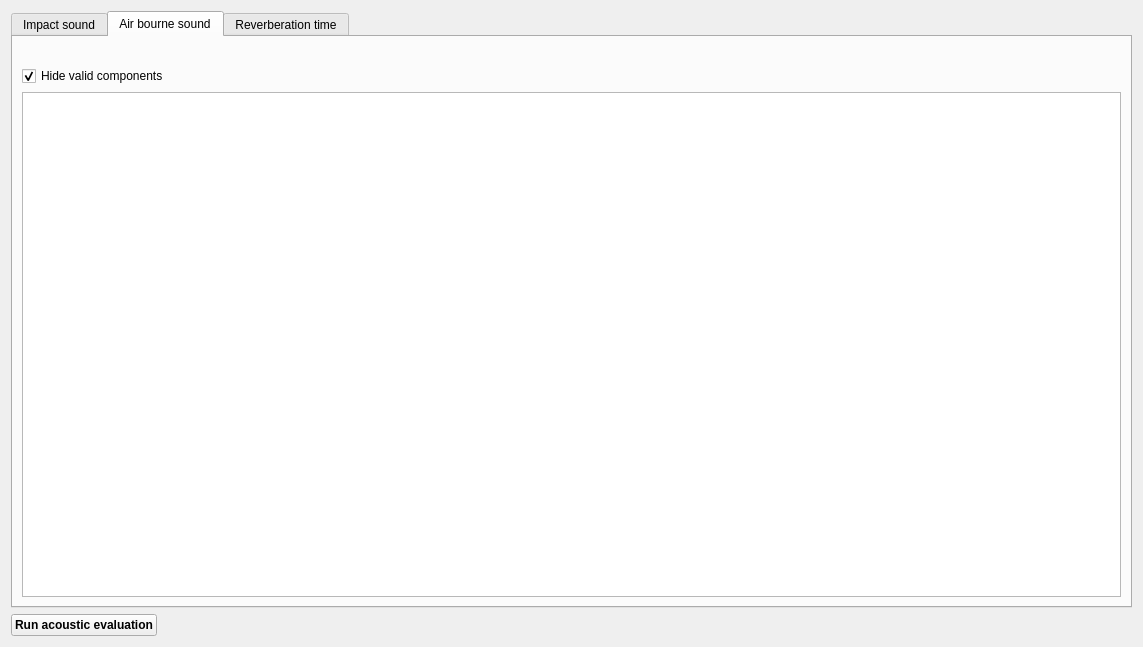
First picture: the form in SIM-VICUS/src/SVAcousticConstraintsCheckWidget.ui, repository ghorwin/SIM-VICUS, before the edit.
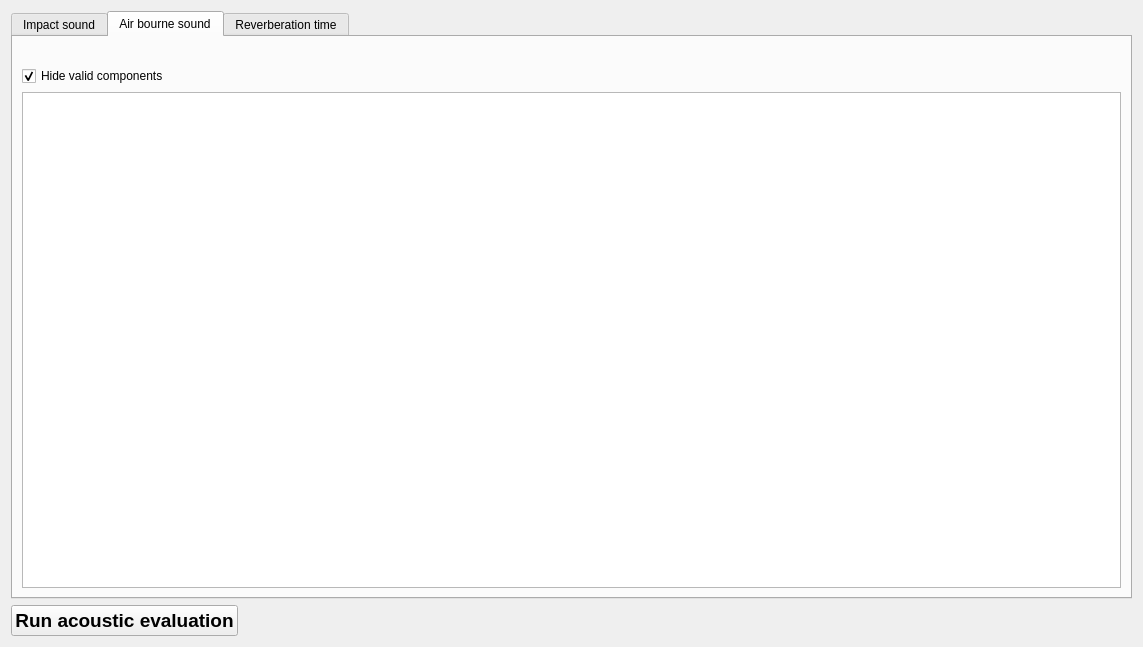
Second picture: the form after the edit. Icons and pictures are not drawn.

Patch:
```diff
--- a/SIM-VICUS/src/SVAcousticConstraintsCheckWidget.ui
+++ b/SIM-VICUS/src/SVAcousticConstraintsCheckWidget.ui
@@ -158,6 +158,7 @@
       <widget class="QPushButton" name="pushButtonCheckConstraints">
        <property name="font">
         <font>
+         <pointsize>14</pointsize>
          <bold>true</bold>
         </font>
        </property>
```
